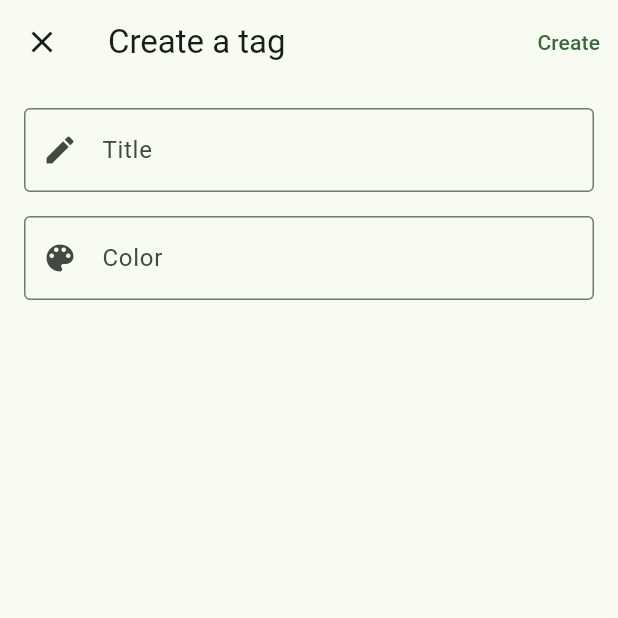
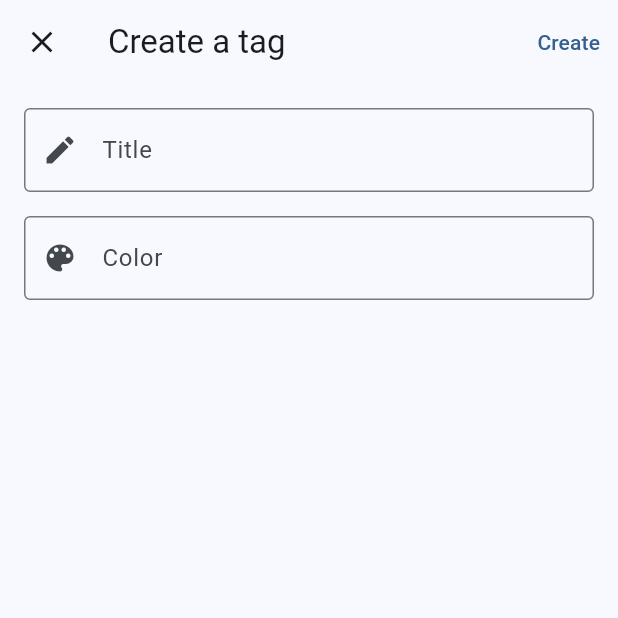
Before and after one commit to hendrychjan/fokus, a Flutter app: the screen it shows after launch, item 4 of the bottom bar chosen, after a tap on the "add" icon, on a phone screen of 412 x 824 dp, the top half of it. Run offline on Flutter 3.47's test engine with Material 3 defaults, Android fonts, the phone set to English and light mode, and no system bars; our stand-ins replace flutter_colorpicker, get, get_storage, isar; accounts and stored records are empty; generated files the repository leaves out were written again.

```diff
--- a/lib/components/form/date_time_form_field.dart
+++ b/lib/components/form/date_time_form_field.dart
@@ -4,12 +4,14 @@ class DateTimeFormField extends StatelessWidget {
   final TextEditingController controller;
   final InputDecoration? decoration;
   final String? Function(String?)? validator;
+  final void Function(DateTime)? onChange;
 
   DateTimeFormField({
     super.key,
     required this.controller,
     this.decoration,
     this.validator,
+    this.onChange,
   }) {
     _innerFieldController.text = controller.text;
   }
@@ -53,6 +55,8 @@ class DateTimeFormField extends StatelessWidget {
     // Save it in the outside controller as well as the inner, display one
     controller.text = selectedDateTime.toIso8601String();
     _innerFieldController.text = selectedDateTime.toString();
+
+    if (onChange != null) onChange!(selectedDateTime);
   }
 
   @override
--- a/lib/main.dart
+++ b/lib/main.dart
@@ -7,7 +7,7 @@ void main() {
     GetMaterialApp(
       title: "Fokus",
       home: const InitPage(),
-      theme: ThemeData(colorSchemeSeed: Colors.green, useMaterial3: true),
+      theme: ThemeData(colorSchemeSeed: Colors.blue, useMaterial3: true),
     ),
   );
 }
--- a/lib/pages/init_page.dart
+++ b/lib/pages/init_page.dart
@@ -13,7 +13,7 @@ class InitPage extends StatelessWidget {
     await InitService.initApp();
 
     // Go to the root page
-    Get.offAll(RootPage());
+    Get.offAll(() => RootPage());
   }
 
   @override
--- a/lib/pages/session/session_page.dart
+++ b/lib/pages/session/session_page.dart
@@ -1,7 +1,5 @@
 import 'dart:async';
-
 import 'package:flutter/material.dart';
-import 'package:fokus/components/form/form_base.dart';
 import 'package:fokus/forms/session_record_form.dart';
 import 'package:fokus/models/session_record.dart';
 import 'package:fokus/services/app_controller.dart';
@@ -19,15 +17,6 @@ class _SessionPageState extends State<SessionPage> {
   final _appCtl = AppController.to;
   int _seconds = 0;
   late Timer _sessionTimer;
-
-  String _formatDuration(int sec) {
-    Duration d = Duration(seconds: sec);
-    String twoDigits(int n) => n.toString().padLeft(2, '0');
-    final hours = twoDigits(d.inHours);
-    final minutes = twoDigits(d.inMinutes.remainder(60));
-    final seconds = twoDigits(d.inSeconds.remainder(60));
-    return "$hours:$minutes:$seconds";
-  }
 
   void _startDisplayTimer({int initialSeconds = 0}) {
     setState(() {
@@ -66,8 +55,8 @@ class _SessionPageState extends State<SessionPage> {
     sessionRecord.sessionEnd = DateTime.now();
     sessionRecord.note = "";
 
-    Get.dialog(
-      SessionRecordForm(
+    Get.to(
+      () => SessionRecordForm(
         formKey: _saveSessionRecordFormKey,
         submitText: "Save",
         title: "Save session record",
@@ -75,6 +64,7 @@ class _SessionPageState extends State<SessionPage> {
         onSubmit: (sessionRecord) async {
           sessionRecord.save();
           _appCtl.sessionService.stopSession();
+          _stopDisplayTimer();
           Get.back();
         },
       ),
@@ -103,12 +93,6 @@ class _SessionPageState extends State<SessionPage> {
     super.initState();
   }
 
-  // @override
-  // void didChangeDependencies() {
-
-  //   super.didChangeDependencies();
-  // }
-
   @override
   void dispose() {
     if (AppController.to.sessionIsRunning.value) _sessionTimer.cancel();
@@ -124,7 +108,10 @@ class _SessionPageState extends State<SessionPage> {
         child: Column(
           mainAxisAlignment: MainAxisAlignment.center,
           children: [
-            Text(_formatDuration(_seconds), style: TextStyle(fontSize: 40)),
+            Text(
+              AppController.formatDurationAsStopwatchFromSec(_seconds),
+              style: TextStyle(fontSize: 40),
+            ),
             SizedBox(height: 15),
             Obx(
               () => Row(
--- a/lib/pages/tags/tags_page.dart
+++ b/lib/pages/tags/tags_page.dart
@@ -24,7 +24,7 @@ class TagsPage extends StatelessWidget {
   /// Open a dialog for creating a new tag
   void _openCreateDialog() {
     Get.to(
-      TagForm(
+      () => TagForm(
         formKey: createTagFormKey,
         title: "Create a tag",
         submitText: "Create",
@@ -37,7 +37,7 @@ class TagsPage extends StatelessWidget {
   /// Open a dialog for editing tags
   void _openEditDialog(Tag tag) {
     Get.to(
-      TagForm(
+      () => TagForm(
         formKey: updateTagFormKey,
         submitText: "Update",
         title: "Update a tag",
--- a/lib/services/app_controller.dart
+++ b/lib/services/app_controller.dart
@@ -18,4 +18,19 @@ class AppController extends GetxController {
 
   Rx<bool> sessionIsRunning = Rx<bool>(false);
   Rx<DateTime?> sessionStart = Rx<DateTime?>(null);
+
+  /// Format a duration represented a `sec` seconds as a stopwatch resembling string
+  static String formatDurationAsStopwatchFromSec(int sec) {
+    Duration d = Duration(seconds: sec);
+    return formatDurationAsStopwatch(d);
+  }
+
+  /// Format a duration as a stopwatch resembling string
+  static String formatDurationAsStopwatch(Duration d) {
+    String twoDigits(int n) => n.toString().padLeft(2, '0');
+    final hours = twoDigits(d.inHours);
+    final minutes = twoDigits(d.inMinutes.remainder(60));
+    final seconds = twoDigits(d.inSeconds.remainder(60));
+    return "$hours:$minutes:$seconds";
+  }
 }
```
Also changed, not shown: lib/pages/history/history_page.dart (+44 -10 lines).
